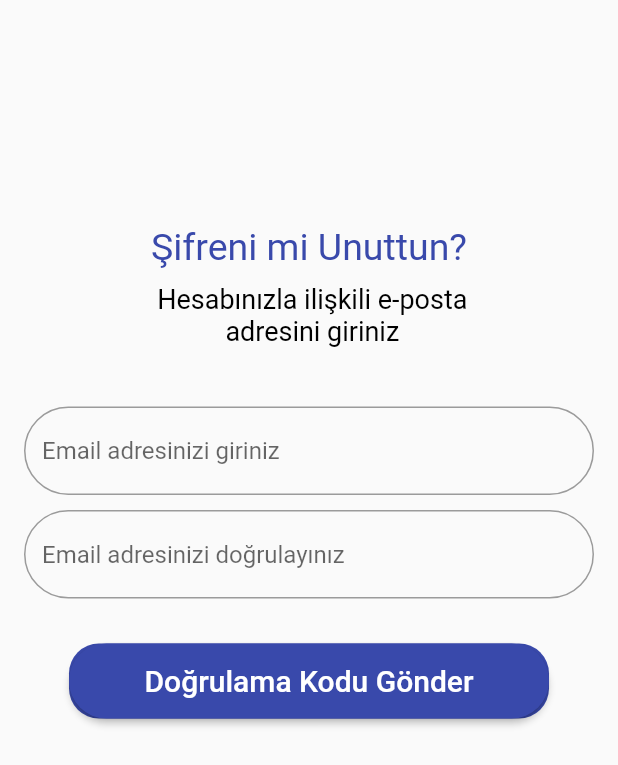
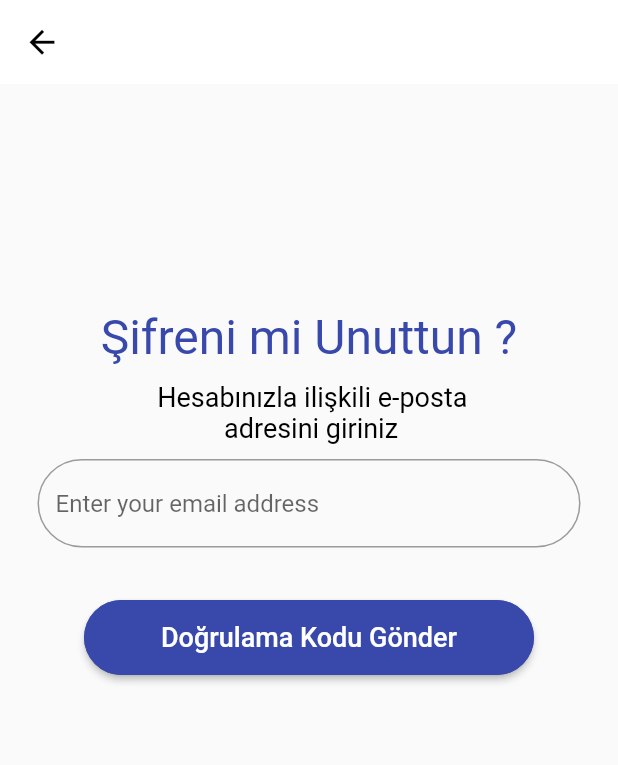
Before and after one commit to GeziRehberi/Mobil, a Flutter app: the screen it shows after launch, after a tap on "Forgot Password", on a phone screen of 412 x 824 dp. Shown: the top 765 px of the screen. Run offline on Flutter 3.47's test engine with Material 2 defaults, Android fonts, the phone set to English and light mode, and no system bars; our stand-ins replace curved_navigation_bar, easy_localization, email_validator, image_picker; missing offline and left inert: splash_screen_view, wiredash.

Commit message:
bugs fixed

```diff
--- a/assets/lang/en-US.json
+++ b/assets/lang/en-US.json
@@ -28,7 +28,9 @@
         "password": "Password",
         "forgotText": "Forgot Password",
         "login": "Login",
-        "dontAccount": "Don't have account"
+        "dontAccount": "Don't have account",
+        "language": "Select Language :",
+        "ok": "Ok"
     },
     "signUp": {
         "title" : "Create Account",
--- a/assets/lang/tr-TR.json
+++ b/assets/lang/tr-TR.json
@@ -28,7 +28,9 @@
         "password": "Şifre",
         "forgotText": "Şifremi Unuttum",
         "login": "Giriş Yap",
-        "dontAccount": "Henüz bir hesabınız yoksa kaydolun"
+        "dontAccount": "Henüz bir hesabınız yoksa kaydolun",
+        "language": "Dil Seçiniz :",
+        "ok": "Tamam"
     },
     "signUp": {
         "title" : "Hesab Oluştur",
--- a/lib/core/components/form_field.dart
+++ b/lib/core/components/form_field.dart
@@ -2,9 +2,11 @@ import 'package:flutter/material.dart';
 
 class FormFieldText extends StatelessWidget {
   final void Function(String?)? onSaved;
+  final TextEditingController? controller;
   final AutovalidateMode? autovalidateMode;
   final TextInputType? keyboardType;
   final TextInputAction? textInputAction;
+  final TextAlign? textAlign;
   final InputDecoration? decoration;
   final TextStyle? style;
   final String? hintText;
@@ -36,6 +38,8 @@ class FormFieldText extends StatelessWidget {
     this.left,
     this.right,
     this.labelText,
+    this.controller,
+    this.textAlign,
   }) : super(key: key);
 
   @override
@@ -47,11 +51,13 @@ class FormFieldText extends StatelessWidget {
           left: left ?? 25.0,
           right: right ?? 25.0),
       child: TextFormField(
+        controller: controller,
         obscureText: obscureText ?? false,
         autovalidateMode:
             autovalidateMode ?? AutovalidateMode.onUserInteraction,
         keyboardType: keyboardType ?? TextInputType.text,
         textInputAction: textInputAction ?? TextInputAction.next,
+        textAlign: textAlign ?? TextAlign.start,
         onSaved: onSaved,
         initialValue: initialValue,
         style: style ?? TextStyle(fontSize: 16.0, color: Colors.black),
--- a/lib/core/init/lang/locale_keys.dart
+++ b/lib/core/init/lang/locale_keys.dart
@@ -26,6 +26,8 @@ abstract class LocaleKeys {
   static const login_forgotText = 'login.forgotText';
   static const login_loginButton = 'login.login';
   static const login_dontAccount = 'login.dontAccount';
+  static const login_language = 'login.language';
+  static const login_language_ok = 'login.ok';
 
   static const sign_up_title = 'signUp.title';
   static const sign_up_name = 'signUp.name';
--- a/lib/view/authentication/acilis_ekrani.dart
+++ b/lib/view/authentication/acilis_ekrani.dart
@@ -14,7 +14,7 @@ class SplashScreen extends StatelessWidget {
       navigateRoute: GirisYapEkrani(),
       duration: 5000,
       imageSize: 200,
-      imageSrc: "assets/konum.png",
+      imageSrc: "assets/images/konum.png",
       text: "Gezi Rehberi",
       textType: TextType.ColorizeAnimationText,
       textStyle: TextStyle(
--- a/lib/view/authentication/forgot/sifremi_unuttum_ekrani.dart
+++ b/lib/view/authentication/forgot/sifremi_unuttum_ekrani.dart
@@ -1,7 +1,11 @@
+import 'package:easy_localization/easy_localization.dart';
 import 'package:email_validator/email_validator.dart';
 import 'package:flutter/cupertino.dart';
 import 'package:flutter/material.dart';
 
+import '../../../core/components/form_field.dart';
+import '../../../core/components/widget/appBar_widget.dart';
+import '../../../core/init/lang/locale_keys.dart';
 import '../register/dogrulama_kodu_ekrani.dart';
 
 class SifremiUnutttumEkrani extends StatefulWidget {
@@ -14,28 +18,26 @@ class SifremiUnutttumEkrani extends StatefulWidget {
 class _SifremiUnutttumEkraniState extends State<SifremiUnutttumEkrani> {
   String _email = '';
 
-  TextEditingController _emailController = TextEditingController();
-  TextEditingController _confirmEmailController = TextEditingController();
-
   final _formkey2 = GlobalKey<FormState>();
   @override
   Widget build(BuildContext context) {
     return Scaffold(
+      appBar: buildAppBar(context, ''),
       body: SingleChildScrollView(
         child: Column(
           children: <Widget>[
             Padding(
               padding: const EdgeInsets.only(left: 16, right: 16, top: 150),
               child: Center(
-                child: Container(
-                  child: Center(
-                    child: Text(
-                      'Şifreni mi Unuttun?',
+                child: RichText(
+                  text: TextSpan(
                     style: TextStyle(
-                        fontSize: 25,
                       color: Color(0xFF3949AB),
+                      fontSize: 32,
                     ),
-                    ),
+                    children: [
+                      TextSpan(text: 'Şifreni mi Unuttun ?'),
+                    ],
                   ),
                 ),
               ),
@@ -45,17 +47,8 @@ class _SifremiUnutttumEkraniState extends State<SifremiUnutttumEkrani> {
               child: Container(
                 child: Center(
                   child: Text(
-                    ' Hesabınızla ilişkili e-posta',
-                    style: TextStyle(fontSize: 18, color: Colors.black),
-                  ),
-                ),
-              ),
-            ),
-            Center(
-              child: Container(
-                child: Center(
-                  child: Text(
-                    ' adresini giriniz',
+                    ' Hesabınızla ilişkili e-posta\n '
+                    '          adresini giriniz',
                     style: TextStyle(fontSize: 18, color: Colors.black),
                   ),
                 ),
@@ -65,20 +58,13 @@ class _SifremiUnutttumEkraniState extends State<SifremiUnutttumEkrani> {
                 key: _formkey2,
                 child: Column(
                   children: [
-                    Padding(
-                      padding:
-                          const EdgeInsets.only(left: 16, right: 16, top: 40),
-                      child: TextFormField(
-                        controller: _emailController,
-                        autovalidateMode: AutovalidateMode.onUserInteraction,
+                    FormFieldText(
+                      bottom: 5.0,
                       keyboardType: TextInputType.emailAddress,
-                        decoration: InputDecoration(
-                            border: OutlineInputBorder(
-                                borderRadius: BorderRadius.circular(40)),
-                            hintText: 'Email adresinizi giriniz'),
+                      hintText: LocaleKeys.sign_up_email.tr(),
                       onSaved: (deger) {
-                          _email = deger!;
-                          print(_email); // verilerin kaydedilmesi
+                        _email = deger!; // verilerin kaydedilmesi
+                        print(_email);
                       },
                       validator: (deger) {
                         // email doğrulama işlemleri
@@ -91,46 +77,15 @@ class _SifremiUnutttumEkraniState extends State<SifremiUnutttumEkrani> {
                         }
                       },
                     ),
-                    ),
-                    Padding(
-                      padding:
-                          const EdgeInsets.only(left: 16, right: 16, top: 10),
-                      child: TextFormField(
-                        controller: _confirmEmailController,
-                        autovalidateMode: AutovalidateMode.onUserInteraction,
-                        keyboardType: TextInputType.emailAddress,
-                        decoration: InputDecoration(
-                            border: OutlineInputBorder(
-                                borderRadius: BorderRadius.circular(40)),
-                            hintText: 'Email adresinizi doğrulayınız'),
-                        onSaved: (deger) {
-                          _email = deger!;
-                          print(_email); // verilerin kaydedilmesi
-                        },
-                        validator: (deger) {
-                          // email doğrulama işlemleri
-                          if (deger!.isEmpty) {
-                            return 'mail boş olamaz';
-                          } else if (!EmailValidator.validate(deger)) {
-                            return 'Geçerli bir mail giriniz';
-                          } else if (_emailController.text !=
-                              _confirmEmailController.text) {
-                            return "Mailler eşleşmiyor!";
-                          } else {
-                            return null;
-                          }
-                        },
-                      ),
-                    ),
                   ],
                 )),
             SizedBox(height: 30),
             Container(
               height: 50,
-              width: 320,
+              width: 300,
               decoration: BoxDecoration(
                   color: Color(0xFF3949AB),
-                  borderRadius: BorderRadius.circular(20)),
+                  borderRadius: BorderRadius.circular(30)),
               child: ElevatedButton(
                 style: ElevatedButton.styleFrom(
                   primary: const Color(0xFF3949AB),
@@ -155,7 +110,7 @@ class _SifremiUnutttumEkraniState extends State<SifremiUnutttumEkrani> {
                 },
                 child: Text(
                   'Doğrulama Kodu Gönder',
-                  style: TextStyle(color: Colors.white, fontSize: 20),
+                  style: TextStyle(color: Colors.white, fontSize: 18),
                 ),
               ),
             ),
--- a/lib/view/authentication/login/giris_yap_ekrani.dart
+++ b/lib/view/authentication/login/giris_yap_ekrani.dart
@@ -20,6 +20,7 @@ class GirisYapEkrani extends StatefulWidget {
 class _GirisYapEkraniState extends State<GirisYapEkrani> {
   String _email = '';
   String _sifre = '';
+  bool _isHidden = true;
   final _formkey = GlobalKey<FormState>();
 
   @override
@@ -61,6 +62,10 @@ class _GirisYapEkraniState extends State<GirisYapEkrani> {
                       initialValue: 'nuri@gmail.com',
                       keyboardType: TextInputType.emailAddress,
                       hintText: LocaleKeys.login_email.tr(),
+                      decoration: InputDecoration(
+                        border: OutlineInputBorder(
+                            borderRadius: BorderRadius.circular(40)),
+                      ),
                       onSaved: (deger) {
                         _email = deger!;
                         print(_email); // verilerin kaydedilmesi
@@ -81,9 +86,26 @@ class _GirisYapEkraniState extends State<GirisYapEkrani> {
                       left: 30,
                       right: 30,
                       initialValue: 'nuri07',
-                      obscureText: true,
+                      obscureText: _isHidden,
                       keyboardType: TextInputType.text,
-                      hintText: LocaleKeys.login_password.tr(),
+                      decoration: InputDecoration(
+                        suffix: InkWell(
+                          onTap: _togglePasswordView,
+
+                          /// This is Magical Function
+                          child: Icon(
+                            _isHidden
+                                ?
+
+                                /// CHeck Show & Hide.
+                                Icons.visibility
+                                : Icons.visibility_off,
+                          ),
+                        ),
+                        border: OutlineInputBorder(
+                            borderRadius: BorderRadius.circular(40)),
+                        hintText: LocaleKeys.login_password.tr(),
+                      ),
                       onSaved: (deger) {
                         _sifre = deger!;
                         print(_sifre);
@@ -162,4 +184,10 @@ class _GirisYapEkraniState extends State<GirisYapEkrani> {
       ),
     );
   }
+
+  void _togglePasswordView() {
+    setState(() {
+      _isHidden = !_isHidden;
+    });
+  }
 }
--- a/pubspec.yaml
+++ b/pubspec.yaml
@@ -39,7 +39,7 @@ flutter:
   uses-material-design: true
 
   assets:
-    - assets/konum.png
+    - assets/images/konum.png
     - assets/lang/
     - assets/gizlilk.txt
 
```
Also changed, not shown: lib/core/components/widget/button.dart (added, +10 -0 lines), lib/view/authentication/register/dogrulama_kodu_ekrani.dart (+8 -9 lines), lib/view/home/edit_profile_page.dart (+4 -10 lines), lib/view/home/settings.dart (+2 -43 lines), assets/images/konum.png (renamed from assets/konum.png). Lines whose indentation alone changed are shown as unchanged.
